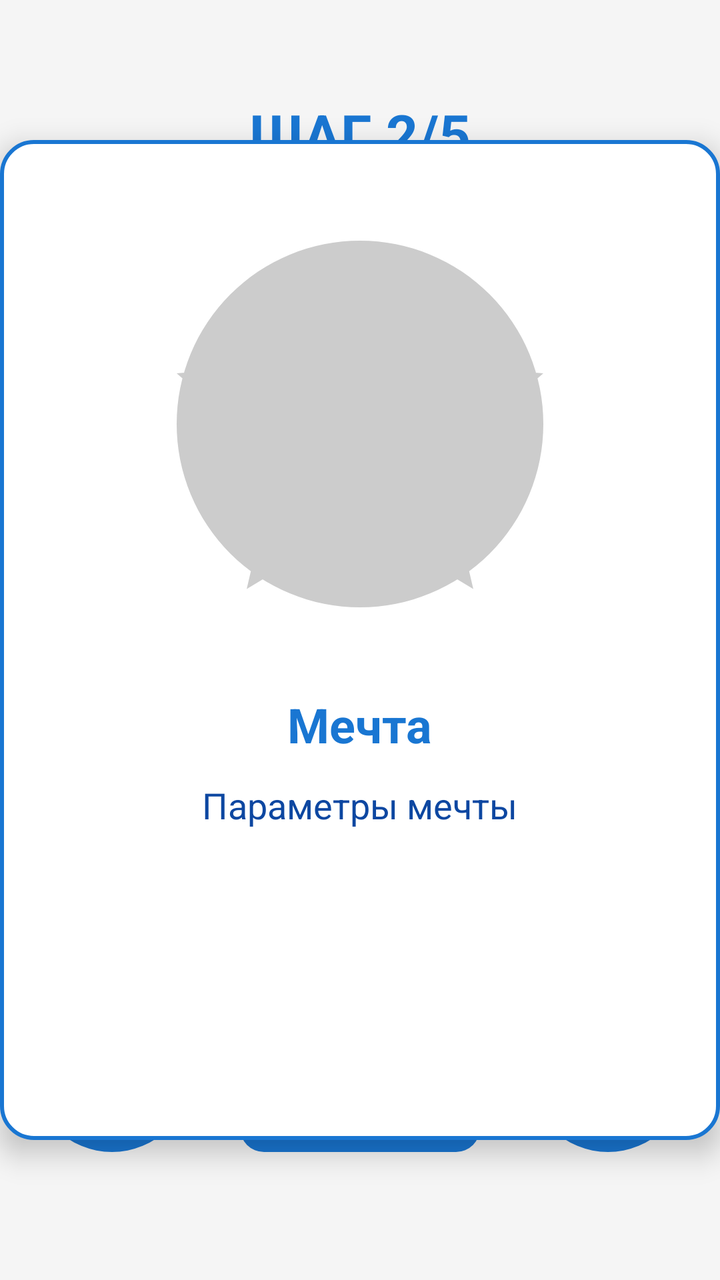
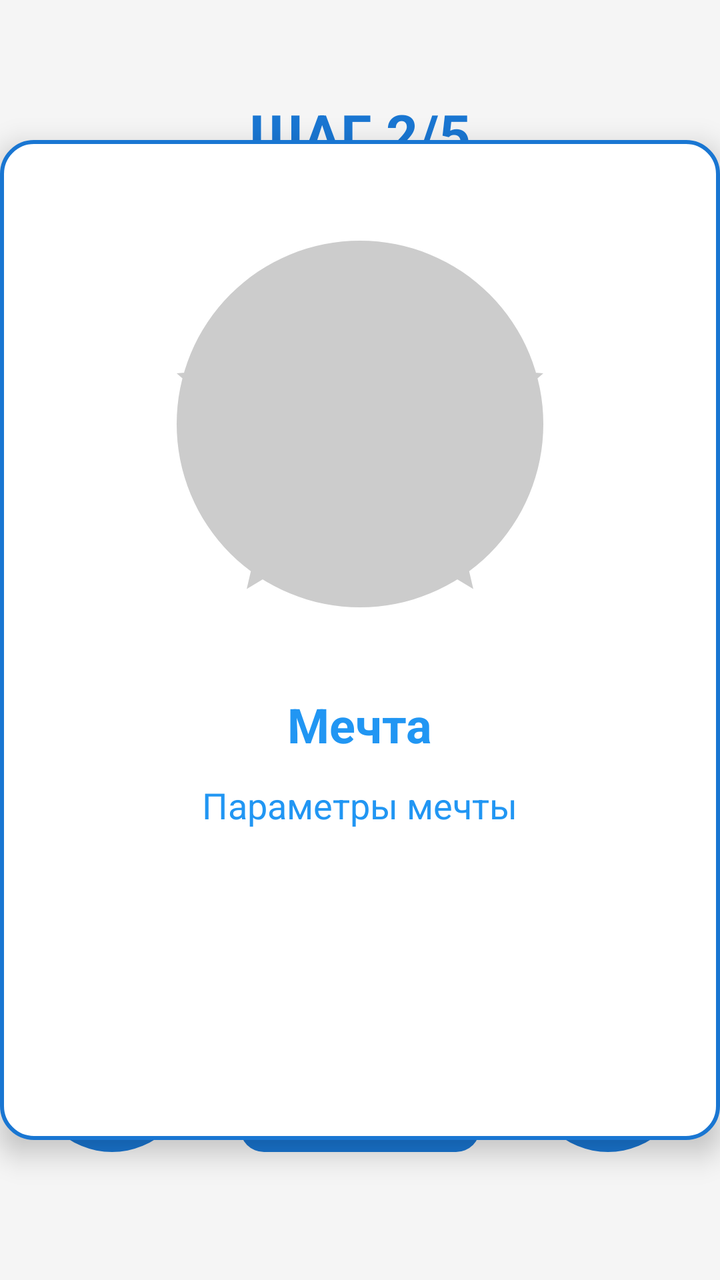

Before-and-after screenshots of an Android layout around one commit, followed by the original layout XML and the change that was made.
<!-- AndroidManifest.xml: application theme Theme.FinancialSuccess -->
<!-- res/layout/step_dream.xml -->
<?xml version="1.0" encoding="utf-8"?>
<FrameLayout xmlns:android="http://schemas.android.com/apk/res/android"
    android:layout_width="match_parent"
    android:layout_height="match_parent"
    android:background="@color/background_color">

    <TextView
        android:id="@+id/tvStepTitle"
        android:layout_width="wrap_content"
        android:layout_height="wrap_content"
        android:text="ШАГ 2/5"
        android:textSize="28sp"
        android:textStyle="bold"
        android:textColor="@color/primary_color"
        android:layout_gravity="top|center_horizontal"
        android:layout_marginTop="48dp" />

    
    <LinearLayout
        android:id="@+id/dreamCard"
        android:layout_width="match_parent"
        android:layout_height="500dp"
        android:orientation="vertical"
        android:background="@drawable/card_bg"
        android:layout_gravity="center"
        android:elevation="8dp"
        android:padding="32dp"
        android:gravity="center_horizontal">
        <ImageView
            android:id="@+id/ivDreamPhoto"
            android:layout_width="220dp"
            android:layout_height="220dp"
            android:scaleType="centerCrop"
            android:src="@drawable/ic_dream_placeholder" />
        <TextView
            android:id="@+id/tvDreamName"
            android:layout_width="wrap_content"
            android:layout_height="wrap_content"
            android:text="Мечта"
            android:textSize="24sp"
            android:textStyle="bold"
            android:layout_marginTop="24dp"
            android:textColor="@color/primary_color" />
        <TextView
            android:id="@+id/tvDreamParams"
            android:layout_width="wrap_content"
            android:layout_height="wrap_content"
            android:text="Параметры мечты"
            android:textSize="18sp"
            android:layout_marginTop="12dp"
            android:textColor="@color/primary_color_dark" />
    </LinearLayout>

    
    <LinearLayout
        android:layout_width="match_parent"
        android:layout_height="wrap_content"
        android:orientation="horizontal"
        android:gravity="center"
        android:layout_gravity="bottom"
        android:layout_marginBottom="64dp">
        <Button
            android:id="@+id/btnSwipeLeft"
            android:layout_width="80dp"
            android:layout_height="80dp"
            android:text="⟵"
            android:textSize="32sp"
            android:background="@drawable/btn_circle_bg" />
        <Button
            android:id="@+id/btnChooseDream"
            android:layout_width="120dp"
            android:layout_height="80dp"
            android:text="Выбрать"
            android:textSize="20sp"
            android:background="@drawable/btn_primary_bg"
            android:layout_marginStart="24dp"
            android:layout_marginEnd="24dp" />
        <Button
            android:id="@+id/btnSwipeRight"
            android:layout_width="80dp"
            android:layout_height="80dp"
            android:text="⟶"
            android:textSize="32sp"
            android:background="@drawable/btn_circle_bg" />
    </LinearLayout>
</FrameLayout>
<!-- resources referenced by this layout -->
<resources>
  <color name="background_color">#F5F5F5</color>
  <color name="primary_color">#1976D2</color>
  <color name="primary_color_dark">#0D47A1</color>
  <!-- drawable btn_circle_bg (drawable) -->
  <shape xmlns:android="http://schemas.android.com/apk/res/android" android:shape="oval">
      <solid android:color="@color/primary_color"/>
  </shape>
  <!-- drawable btn_primary_bg (drawable) -->
  <shape xmlns:android="http://schemas.android.com/apk/res/android" android:shape="rectangle">
      <solid android:color="@color/primary_color"/>
      <corners android:radius="12dp"/>
  </shape>
  <!-- drawable card_bg (drawable) -->
  <shape xmlns:android="http://schemas.android.com/apk/res/android" android:shape="rectangle">
      <solid android:color="@color/white"/>
      <corners android:radius="16dp"/>
      <stroke android:width="2dp" android:color="@color/primary_color"/>
  </shape>
  <!-- drawable ic_dream_placeholder (drawable) -->
  <vector xmlns:android="http://schemas.android.com/apk/res/android"
      android:width="24dp"
      android:height="24dp"
      android:viewportWidth="24"
      android:viewportHeight="24">
      <path
          android:fillColor="#CCCCCC"
          android:pathData="M12,2A10,10 0 1,0 22,12A10,10 0 0,0 12,2ZM12,17.27L18.18,21L16.54,13.97L22,9.24L14.81,8.63L12,2L9.19,8.63L2,9.24L7.46,13.97L5.82,21L12,17.27Z"/>
  </vector>
  <style name="Theme.FinancialSuccess" parent="Theme.Material3.DayNight">
          
          <item name="colorPrimary">@color/primary_color</item>
          <item name="colorPrimaryVariant">@color/primary_variant</item>
          <item name="colorOnPrimary">@color/white</item>
          
          
          <item name="colorSecondary">@color/secondary_color</item>
          <item name="colorSecondaryVariant">@color/secondary_variant</item>
          <item name="colorOnSecondary">@color/black</item>
          
          
          <item name="android:colorBackground">@color/background_color</item>
          <item name="colorSurface">@color/surface_color</item>
          <item name="colorOnBackground">@color/text_primary</item>
          <item name="colorOnSurface">@color/text_primary</item>
          
          
          <item name="android:statusBarColor">?attr/colorPrimaryVariant</item>
          
          
          <item name="windowActionBar">false</item>
          <item name="windowNoTitle">true</item>
          
          
          <item name="materialCardViewStyle">@style/Widget.App.CardView</item>
          
          
          <item name="materialButtonStyle">@style/Widget.App.Button</item>
      </style>
  <color name="white">#FFFFFF</color>
  <color name="primary_variant">#0D47A1</color>
  <color name="secondary_color">#FFC107</color>
  <color name="secondary_variant">#FF8F00</color>
  <color name="black">#000000</color>
  <color name="surface_color">#FFFFFF</color>
  <color name="text_primary">#212121</color>
  <style name="Widget.App.CardView" parent="Widget.Material3.CardView.Elevated">
          <item name="cardCornerRadius">12dp</item>
          <item name="cardElevation">4dp</item>
          <item name="contentPadding">16dp</item>
      </style>
  <style name="Widget.App.Button" parent="Widget.Material3.Button">
          <item name="cornerRadius">8dp</item>
          <item name="android:textAllCaps">false</item>
      </style>
</resources>

<!-- the commit's change to res/layout/step_dream.xml (unified diff, before → after) -->
@@ -40,7 +40,7 @@
             android:textSize="24sp"
             android:textStyle="bold"
             android:layout_marginTop="24dp"
-            android:textColor="@color/primary_color" />
+            android:textColor="@color/asset_blue" />
         <TextView
             android:id="@+id/tvDreamParams"
             android:layout_width="wrap_content"
@@ -48,7 +48,7 @@
             android:text="Параметры мечты"
             android:textSize="18sp"
             android:layout_marginTop="12dp"
-            android:textColor="@color/primary_color_dark" />
+            android:textColor="@color/asset_blue" />
     </LinearLayout>
 
     
<!-- resource entries referenced after the edit -->
@@ -1,8 +1,8 @@
 <!-- resources referenced by this layout -->
 <resources>
+  <color name="asset_blue">#2196F3</color>
   <color name="background_color">#F5F5F5</color>
   <color name="primary_color">#1976D2</color>
-  <color name="primary_color_dark">#0D47A1</color>
   <!-- drawable btn_circle_bg (drawable) -->
   <shape xmlns:android="http://schemas.android.com/apk/res/android" android:shape="oval">
       <solid android:color="@color/primary_color"/>
